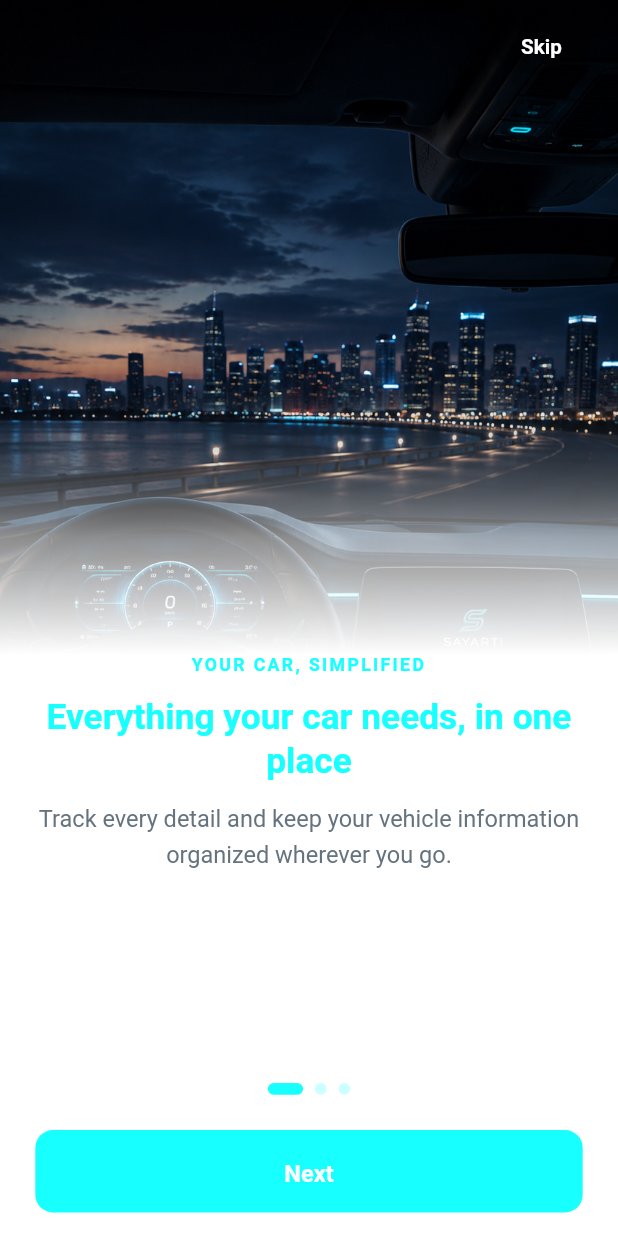
After one commit to NaserAlomosh/Sayarti-Mobile, a Flutter app: the OnboardingView screen opened by its route, on a phone screen of 412 x 824 dp. The commit adds this screen. Run offline on Flutter 3.47's test engine with Material 3 defaults, Android fonts, the phone set to English and light mode, and no system bars; our stand-ins replace dio, flutter_bloc, flutter_svg, freezed_annotation, get_it, injectable and 5 more; accounts and stored records are empty; generated files the repository leaves out were written again; statements that could not run were skipped; project files that could hold a hidden picture were left out.

Commit message:
Implement reusable onboarding flow

```diff
--- /dev/null
+++ b/lib/data/service/local/onboarding/onboarding_storage.dart
@@ -0,0 +1,20 @@
+import 'package:shared_preferences/shared_preferences.dart';
+
+/// Persists the single piece of durable state owned by the onboarding flow.
+class OnboardingStorage {
+  OnboardingStorage(this._preferences);
+
+  static const _completedKey = 'onboarding_completed';
+
+  final Future<SharedPreferences> _preferences;
+
+  Future<bool> isCompleted() async {
+    final preferences = await _preferences;
+    return preferences.getBool(_completedKey) ?? false;
+  }
+
+  Future<void> complete() async {
+    final preferences = await _preferences;
+    await preferences.setBool(_completedKey, true);
+  }
+}
--- a/lib/l10n/intl_en.arb
+++ b/lib/l10n/intl_en.arb
@@ -402,5 +402,16 @@
     "pinCreateHint": "The 6-digit PIN will be used each time you access your account or as backup to your biometric login",
     "createAppPin": "Create App PIN",
     "pleaseCreate6DigitPin": "Please create a 6-digit PIN for the app.",
-    "confirmAppPin": "Confirm App PIN"
+    "confirmAppPin": "Confirm App PIN",
+    "skip": "Skip",
+    "getStarted": "Get Started",
+    "onboardingOneEyebrow": "YOUR CAR, SIMPLIFIED",
+    "onboardingOneTitle": "Everything your car needs, in one place",
+    "onboardingOneDescription": "Track every detail and keep your vehicle information organized wherever you go.",
+    "onboardingTwoEyebrow": "STAY IN CONTROL",
+    "onboardingTwoTitle": "Never miss what matters",
+    "onboardingTwoDescription": "Keep up with fuel, maintenance, expenses, and important reminders.",
+    "onboardingThreeEyebrow": "DRIVE WITH CONFIDENCE",
+    "onboardingThreeTitle": "Smarter insights for every journey",
+    "onboardingThreeDescription": "Understand your car better and make every drive more informed."
 }
--- a/lib/presentation/core/constants/images/app_images.dart
+++ b/lib/presentation/core/constants/images/app_images.dart
@@ -3,5 +3,6 @@ class AppImages {
   static const String svg = 'assets/svg/';
   static const String png = 'assets/png/';
   static const String splashPng = '${png}splash.png';
+  static const String onboardingPng = '${png}splash.png';
   static const String logoSvg = '${svg}logo.svg';
 }
--- a/lib/presentation/core/routing/app_router.dart
+++ b/lib/presentation/core/routing/app_router.dart
@@ -1,6 +1,7 @@
 import 'package:flutter/cupertino.dart';
 import 'package:sayarti_mobile/presentation/core/routing/routes.dart';
 import 'package:sayarti_mobile/presentation/features/splash/view/splash_view.dart';
+import 'package:sayarti_mobile/presentation/features/onboarding/view/onboarding_view.dart';
 
 class AppRouter {
   static Route<dynamic>? generateRoute(RouteSettings settings) {
@@ -10,6 +11,11 @@ class AppRouter {
           settings: settings,
           builder: (_) => const SplashView(),
         );
+      case Routes.onboardingView:
+        return CupertinoPageRoute<void>(
+          settings: settings,
+          builder: (_) => const OnboardingView(),
+        );
     }
     return null;
   }
--- a/lib/presentation/core/routing/routes.dart
+++ b/lib/presentation/core/routing/routes.dart
@@ -1,3 +1,4 @@
 class Routes {
   static const String splashView = '/splashView';
+  static const String onboardingView = '/onboardingView';
 }
--- /dev/null
+++ b/lib/presentation/features/onboarding/view/onboarding_view.dart
@@ -0,0 +1,168 @@
+import 'package:flutter/material.dart';
+import 'package:flutter/services.dart';
+import 'package:sayarti_mobile/data/di/injection.dart';
+import 'package:sayarti_mobile/data/service/local/onboarding/onboarding_storage.dart';
+import 'package:sayarti_mobile/generated/l10n.dart';
+import 'package:sayarti_mobile/presentation/core/constants/images/app_images.dart';
+import 'package:sayarti_mobile/presentation/core/routing/routes.dart';
+import 'package:sayarti_mobile/presentation/core/widgets/button/custom_app_button.dart';
+import 'package:sayarti_mobile/presentation/core/widgets/text/custom_text.dart';
+
+part 'widgets/onboarding_page.dart';
+part 'widgets/page_indicator.dart';
+
+class OnboardingView extends StatefulWidget {
+  const OnboardingView({
+    super.key,
+    this.storage,
+    this.onCompleted,
+  });
+
+  final OnboardingStorage? storage;
+  final VoidCallback? onCompleted;
+
+  @override
+  State<OnboardingView> createState() => _OnboardingViewState();
+}
+
+class _OnboardingViewState extends State<OnboardingView> {
+  late final PageController _pageController;
+  int _selectedPage = 0;
+
+  OnboardingStorage get _storage => widget.storage ?? getIt<OnboardingStorage>();
+
+  @override
+  void initState() {
+    super.initState();
+    _pageController = PageController();
+  }
+
+  @override
+  void dispose() {
+    _pageController.dispose();
+    super.dispose();
+  }
+
+  List<_OnboardingItem> _items(S strings) => [
+    _OnboardingItem(
+      eyebrow: strings.onboardingOneEyebrow,
+      title: strings.onboardingOneTitle,
+      description: strings.onboardingOneDescription,
+      imageAlignment: Alignment.topCenter,
+    ),
+    _OnboardingItem(
+      eyebrow: strings.onboardingTwoEyebrow,
+      title: strings.onboardingTwoTitle,
+      description: strings.onboardingTwoDescription,
+      imageAlignment: Alignment.center,
+    ),
+    _OnboardingItem(
+      eyebrow: strings.onboardingThreeEyebrow,
+      title: strings.onboardingThreeTitle,
+      description: strings.onboardingThreeDescription,
+      imageAlignment: Alignment.bottomCenter,
+    ),
+  ];
+
+  Future<void> _complete() async {
+    await _storage.complete();
+    if (!mounted) return;
+    if (widget.onCompleted case final callback?) {
+      callback();
+      return;
+    }
+    Navigator.of(context).pushReplacementNamed(Routes.splashView);
+  }
+
+  void _next(int pageCount) {
+    if (_selectedPage == pageCount - 1) {
+      _complete();
+      return;
+    }
+    _pageController.nextPage(
+      duration: const Duration(milliseconds: 300),
+      curve: Curves.easeOutCubic,
+    );
+  }
+
+  @override
+  Widget build(BuildContext context) {
+    final strings = S.of(context);
+    final items = _items(strings);
+    final colors = Theme.of(context).colorScheme;
+
+    return AnnotatedRegion<SystemUiOverlayStyle>(
+      value: const SystemUiOverlayStyle(
+        statusBarColor: Colors.transparent,
+        statusBarIconBrightness: Brightness.light,
+        statusBarBrightness: Brightness.dark,
+        systemNavigationBarColor: Colors.transparent,
+        systemNavigationBarIconBrightness: Brightness.dark,
+      ),
+      child: Scaffold(
+        backgroundColor: colors.surface,
+        body: Stack(
+          children: [
+            PageView.builder(
+              controller: _pageController,
+              itemCount: items.length,
+              onPageChanged: (page) => setState(() => _selectedPage = page),
+              itemBuilder: (context, index) => _OnboardingPage(
+                item: items[index],
+                indicator: _PageIndicator(
+                  pageCount: items.length,
+                  selectedPage: _selectedPage,
+                ),
+                ctaText: index == items.length - 1
+                    ? strings.getStarted
+                    : strings.next,
+                onPressed: () => _next(items.length),
+              ),
+            ),
+            SafeArea(
+              child: Align(
+                alignment: AlignmentDirectional.topEnd,
+                child: Padding(
+                  padding: const EdgeInsetsDirectional.only(top: 8, end: 20),
+                  child: TextButton(
+                    onPressed: _complete,
+                    style: TextButton.styleFrom(
+                      foregroundColor: colors.onPrimary,
+                      backgroundColor: colors.scrim.withValues(alpha: .34),
+                      padding: const EdgeInsets.symmetric(
+                        horizontal: 16,
+                        vertical: 9,
+                      ),
+                      shape: const StadiumBorder(),
+                    ),
+                    child: Text(
+                      strings.skip,
+                      style: const TextStyle(
+                        fontSize: 14,
+                        fontWeight: FontWeight.w600,
+                      ),
+                    ),
+                  ),
+                ),
+              ),
+            ),
+          ],
+        ),
+      ),
+    );
+  }
+}
+
+class _OnboardingItem {
+  const _OnboardingItem({
+    required this.eyebrow,
+    required this.title,
+    required this.description,
+    required this.imageAlignment,
+  });
+
+  final String eyebrow;
+  final String title;
+  final String description;
+  final Alignment imageAlignment;
+}
--- /dev/null
+++ b/lib/presentation/features/onboarding/view/widgets/onboarding_page.dart
@@ -0,0 +1,99 @@
+part of '../onboarding_view.dart';
+
+class _OnboardingPage extends StatelessWidget {
+  const _OnboardingPage({
+    required this.item,
+    required this.indicator,
+    required this.ctaText,
+    required this.onPressed,
+  });
+
+  final _OnboardingItem item;
+  final Widget indicator;
+  final String ctaText;
+  final VoidCallback onPressed;
+
+  @override
+  Widget build(BuildContext context) {
+    final theme = Theme.of(context);
+    final screenHeight = MediaQuery.sizeOf(context).height;
+    final imageHeight = (screenHeight * .53).clamp(300.0, 520.0);
+
+    return Column(
+      children: [
+        SizedBox(
+          height: imageHeight,
+          width: double.infinity,
+          child: Stack(
+            fit: StackFit.expand,
+            children: [
+              Image.asset(
+                AppImages.onboardingPng,
+                fit: BoxFit.cover,
+                alignment: item.imageAlignment,
+              ),
+              DecoratedBox(
+                decoration: BoxDecoration(
+                  gradient: LinearGradient(
+                    begin: Alignment.topCenter,
+                    end: Alignment.bottomCenter,
+                    stops: const [.58, .82, 1],
+                    colors: [
+                      Colors.transparent,
+                      theme.colorScheme.surface.withValues(alpha: .55),
+                      theme.colorScheme.surface,
+                    ],
+                  ),
+                ),
+              ),
+            ],
+          ),
+        ),
+        Expanded(
+          child: SafeArea(
+            top: false,
+            child: Padding(
+              padding: const EdgeInsetsDirectional.fromSTEB(24, 0, 24, 16),
+              child: Column(
+                crossAxisAlignment: CrossAxisAlignment.stretch,
+                children: [
+                  Text(
+                    item.eyebrow.toUpperCase(),
+                    textAlign: TextAlign.center,
+                    style: TextStyle(
+                      color: theme.colorScheme.primary,
+                      fontSize: 12,
+                      fontWeight: FontWeight.w700,
+                      letterSpacing: 1.6,
+                    ),
+                  ),
+                  const SizedBox(height: 12),
+                  CustomTitleText(
+                    item.title,
+                    textAlign: TextAlign.center,
+                    maxLines: 2,
+                  ),
+                  const SizedBox(height: 12),
+                  CustomDescriptionText(
+                    item.description,
+                    textAlign: TextAlign.center,
+                    maxLines: 3,
+                  ),
+                  const Spacer(),
+                  Center(child: indicator),
+                  const SizedBox(height: 24),
+                  CustomAppButton(
+                    text: ctaText,
+                    onPressed: onPressed,
+                    height: 56,
+                    borderRadius: 12,
+                  ),
+                ],
+              ),
+            ),
+          ),
+        ),
+      ],
+    );
+  }
+}
--- /dev/null
+++ b/lib/presentation/features/onboarding/view/widgets/page_indicator.dart
@@ -0,0 +1,38 @@
+part of '../onboarding_view.dart';
+
+class _PageIndicator extends StatelessWidget {
+  const _PageIndicator({
+    required this.pageCount,
+    required this.selectedPage,
+  });
+
+  final int pageCount;
+  final int selectedPage;
+
+  @override
+  Widget build(BuildContext context) {
+    final colors = Theme.of(context).colorScheme;
+    return Row(
+      mainAxisSize: MainAxisSize.min,
+      children: List.generate(pageCount, (index) {
+        final selected = index == selectedPage;
+        return AnimatedContainer(
+          key: ValueKey('onboarding_indicator_$index'),
+          duration: const Duration(milliseconds: 250),
+          curve: Curves.easeOut,
+          width: selected ? 24 : 8,
+          height: 8,
+          margin: EdgeInsetsDirectional.only(
+            end: index == pageCount - 1 ? 0 : 8,
+          ),
+          decoration: BoxDecoration(
+            color: selected
+                ? colors.primary
+                : colors.primary.withValues(alpha: .22),
+            borderRadius: BorderRadius.circular(99),
+          ),
+        );
+      }),
+    );
+  }
+}
```
Also changed, not shown: lib/data/di/injection.dart (+8 -1 lines), lib/l10n/intl_ar.arb (+12 -1 lines), lib/presentation/features/splash/cubit/splash_cubit.dart (+11 -4 lines), lib/presentation/features/splash/cubit/splash_state.dart (+4 -3 lines), lib/presentation/features/splash/view/splash_view.dart (+10 -1 lines), lib/data/di/injection.config.dart, lib/generated/intl/messages_ar.dart, lib/generated/intl/messages_en.dart, lib/generated/l10n.dart, 3 other files.
